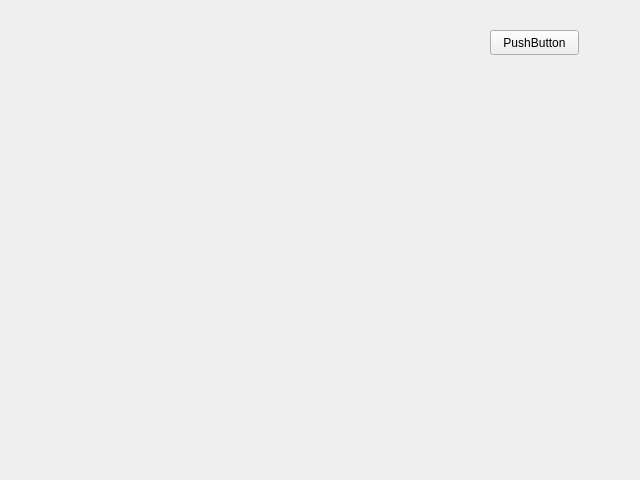
Above: ui/rootwidget.ui from 33F5s/courceDesign before the change. Below: the same form after it.
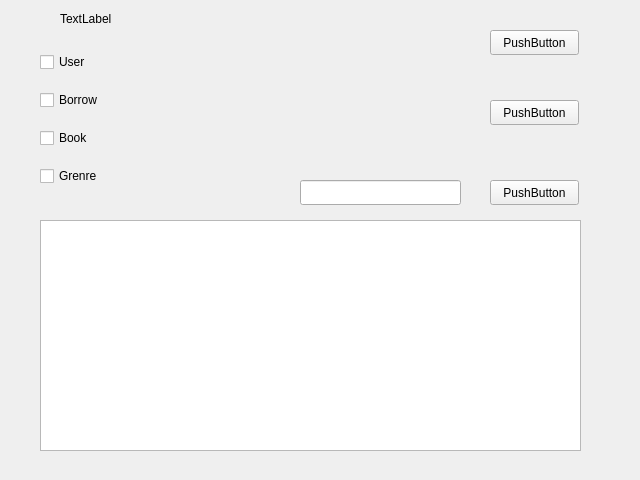
That is the form after the change.

Diff of the .ui file:
```diff
--- a/ui/rootwidget.ui
+++ b/ui/rootwidget.ui
@@ -26,6 +26,105 @@
     <string>PushButton</string>
    </property>
   </widget>
+  <widget class="QTableView" name="tableView">
+   <property name="geometry">
+    <rect>
+     <x>40</x>
+     <y>220</y>
+     <width>541</width>
+     <height>231</height>
+    </rect>
+   </property>
+  </widget>
+  <widget class="QPushButton" name="pushButton_re">
+   <property name="geometry">
+    <rect>
+     <x>490</x>
+     <y>100</y>
+     <width>89</width>
+     <height>25</height>
+    </rect>
+   </property>
+   <property name="text">
+    <string>PushButton</string>
+   </property>
+  </widget>
+  <widget class="QLabel" name="label">
+   <property name="geometry">
+    <rect>
+     <x>60</x>
+     <y>10</y>
+     <width>67</width>
+     <height>17</height>
+    </rect>
+   </property>
+   <property name="text">
+    <string>TextLabel</string>
+   </property>
+  </widget>
+  <widget class="QLineEdit" name="lineEdit_search">
+   <property name="geometry">
+    <rect>
+     <x>300</x>
+     <y>180</y>
+     <width>161</width>
+     <height>25</height>
+    </rect>
+   </property>
+  </widget>
+  <widget class="QPushButton" name="pushButton_search">
+   <property name="geometry">
+    <rect>
+     <x>490</x>
+     <y>180</y>
+     <width>89</width>
+     <height>25</height>
+    </rect>
+   </property>
+   <property name="text">
+    <string>PushButton</string>
+   </property>
+  </widget>
+  <widget class="QWidget" name="">
+   <property name="geometry">
+    <rect>
+     <x>40</x>
+     <y>40</y>
+     <width>111</width>
+     <height>161</height>
+    </rect>
+   </property>
+   <layout class="QVBoxLayout" name="verticalLayout">
+    <item>
+     <widget class="QCheckBox" name="checkBox_user">
+      <property name="text">
+       <string>User</string>
+      </property>
+     </widget>
+    </item>
+    <item>
+     <widget class="QCheckBox" name="checkBox_borrow">
+      <property name="text">
+       <string>Borrow</string>
+      </property>
+     </widget>
+    </item>
+    <item>
+     <widget class="QCheckBox" name="checkBox_book">
+      <property name="text">
+       <string>Book</string>
+      </property>
+     </widget>
+    </item>
+    <item>
+     <widget class="QCheckBox" name="checkBox_grenre">
+      <property name="text">
+       <string>Grenre</string>
+      </property>
+     </widget>
+    </item>
+   </layout>
+  </widget>
  </widget>
  <resources/>
  <connections/>
```
